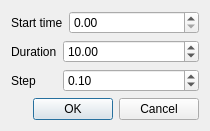
Qt form applications/ParticlesEditor/src/ExportOptionsDialog.ui (AluminiumRat/mtt) before a commit.
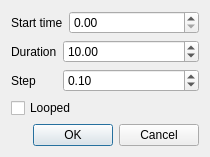
The same form after that commit.

Commit message: Looped feature added to PST effects.

```diff
--- a/applications/ParticlesEditor/src/ExportOptionsDialog.ui
+++ b/applications/ParticlesEditor/src/ExportOptionsDialog.ui
@@ -7,7 +7,7 @@
     <x>0</x>
     <y>0</y>
     <width>210</width>
-    <height>131</height>
+    <height>154</height>
    </rect>
   </property>
   <property name="windowTitle">
@@ -119,6 +119,13 @@
      </item>
     </layout>
    </item>
+   <item>
+    <widget class="QCheckBox" name="loopedCheck">
+     <property name="text">
+      <string>Looped</string>
+     </property>
+    </widget>
+   </item>
    <item>
     <spacer name="verticalSpacer">
      <property name="orientation">
```
The commit also changes 5 other files.
